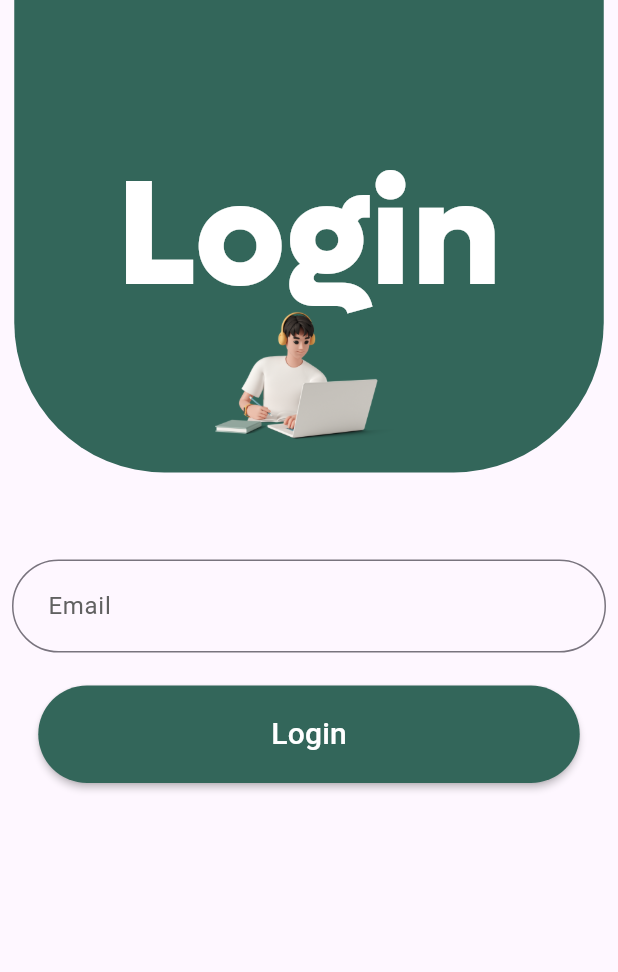
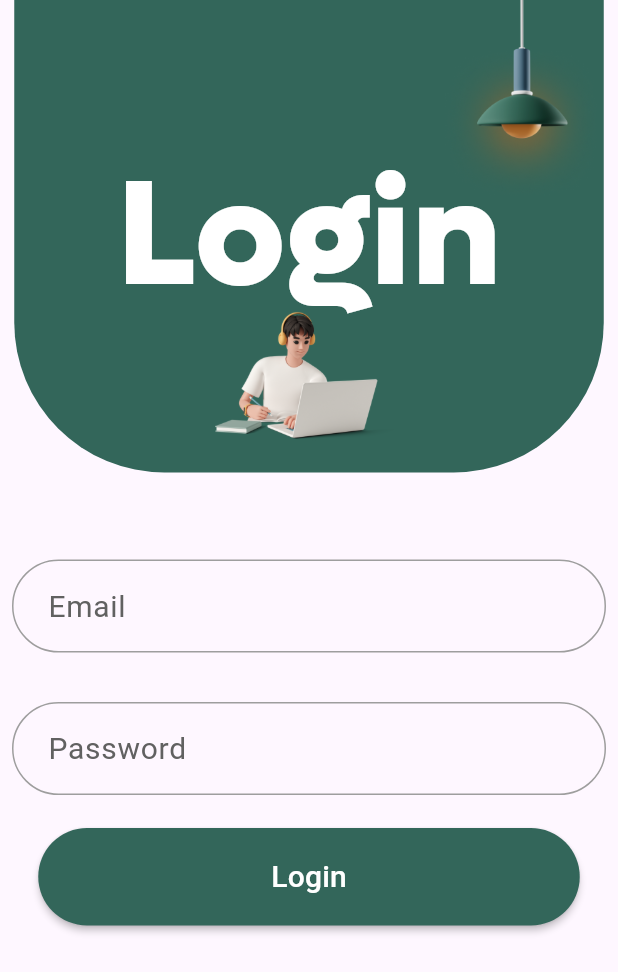
Before and after one commit to Rostomgh/Dev-Challenge_GDG-Batna, a Flutter app: the screen it shows after launch, on a phone screen of 412 x 824 dp. Shown: the top 972 px of the screen. Run offline on Flutter 3.47's test engine with Material 3 defaults, Android fonts, the phone set to English and light mode, and no system bars; our stand-ins replace flutter_screenutil.

Commit message:
add clr,chnged

```diff
--- a/lib/core/Theme/AppColor.dart
+++ b/lib/core/Theme/AppColor.dart
@@ -4,6 +4,8 @@ class AppColor {
   AppColor._();
   static const Color primaryColor = Color(0xff33665A);
   static const Color TextColor = Color(0xff616161);
-  static const Color hintColor=Color(0xff9E9E9E);
-  static const Color white=Color( 0xFFFFFFFF);
+  static const Color hintColor = Color(0xff9E9E9E);
+  static const Color white = Color(0xFFFFFFFF);
+  static const Color green = Color.fromARGB(255, 2, 70, 5);
+  static const Color red = Color.fromARGB(255, 255, 0, 0);
 }
--- a/lib/core/Theme/AppSizes.dart
+++ b/lib/core/Theme/AppSizes.dart
@@ -7,4 +7,5 @@ class AppSizes {
   static const double heiB = 65;
   static const double messure = 350;
   static const double between = 50;
+  static const double betweenInput = 17;
 }
--- a/lib/features/Login/LoginScreen.dart
+++ b/lib/features/Login/LoginScreen.dart
@@ -1,27 +1,76 @@
+import 'package:dev_challenge/core/Theme/AppColor.dart';
 import 'package:dev_challenge/core/Theme/AppSizes.dart';
+import 'package:dev_challenge/core/helper/Regex.dart';
 import 'package:dev_challenge/features/Login/Widget/CustomButton.dart';
 import 'package:dev_challenge/features/Login/Widget/CustomInput.dart';
 import 'package:dev_challenge/features/Login/Widget/StackAssets.dart';
 import 'package:flutter/material.dart';
 
 class LoginScreen extends StatefulWidget {
-  const LoginScreen({super.key});
+  LoginScreen({super.key});
 
   @override
   State<LoginScreen> createState() => _LoginScreenState();
 }
 
 class _LoginScreenState extends State<LoginScreen> {
+  final TextEditingController emailController = TextEditingController();
+  final TextEditingController passwordController = TextEditingController();
+  bool isEmailValid = false;
+  bool isPasswordValid = false;
+  Color emailBorderColor = AppColor.hintColor;
+  Color passwordBorderColor = AppColor.hintColor;
+
   @override
   Widget build(BuildContext context) {
     return Scaffold(
       body: SingleChildScrollView(
         child: Column(
-          children:  [
-            const StackAsste(),
-            SizedBox(height: AppSizes.between,),
-            const CustomInput(hint: 'Enter your email',label: 'Email',),
-            CustomButton(onpress: (){},),
+          children: [
+            const StackAssets(),
+            const SizedBox(
+              height: AppSizes.between,
+            ),
+            CustomInput(
+              obc: false,
+              controller: emailController,
+              hint: 'Enter your email',
+              label: 'Email',
+              clr: emailBorderColor,
+              onChanged: (val) {
+                setState(() {
+                  isEmailValid = val.isNotEmpty && AppRegex.isemail(val);
+                  emailBorderColor = isEmailValid ? AppColor.green : AppColor.red;
+                  if (val.isEmpty) {
+                    emailBorderColor = AppColor.hintColor;
+                  }
+                });
+              },
+            ),
+            const SizedBox(
+              height: AppSizes.betweenInput,
+            ),
+            CustomInput(
+              obc: true,
+              controller: passwordController,
+              hint: 'Enter your password',
+              label: 'Password',
+              clr: passwordBorderColor,
+              onChanged: (val) {
+                setState(() {
+                  isPasswordValid = val.isNotEmpty && AppRegex.isPass(val);
+                  passwordBorderColor = isPasswordValid ? AppColor.green : AppColor.red;
+                  if (val.isEmpty) {
+                    passwordBorderColor = AppColor.hintColor;
+                  }
+                });
+              },
+            ),
+            CustomButton(
+              onpress: () {
+                // Your button press logic here
+              },
+            ),
           ],
         ),
       ),
--- a/lib/features/Login/Widget/CustomButton.dart
+++ b/lib/features/Login/Widget/CustomButton.dart
@@ -3,6 +3,7 @@ import 'package:dev_challenge/core/Theme/AppSizes.dart';
 import 'package:flutter/material.dart';
 
 class CustomButton extends StatelessWidget {
+
   final Function() onpress;
   const CustomButton({super.key, required this.onpress});
 
--- a/lib/features/Login/Widget/CustomInput.dart
+++ b/lib/features/Login/Widget/CustomInput.dart
@@ -1,40 +1,58 @@
 import 'package:dev_challenge/core/Theme/AppColor.dart';
 import 'package:flutter/material.dart';
-import 'package:flutter/widgets.dart';
 
 class CustomInput extends StatelessWidget {
+  final Color? clr;
+  final TextEditingController controller;
   final String label;
   final String hint;
-  final Function(String)? onchange;
-  const CustomInput({super.key, required this.label, required this.hint, this.onchange});
+  final Function(String)? onChanged;
+  final bool obc;
+
+  const CustomInput({
+    super.key,
+    required this.label,
+    required this.hint,
+    this.onChanged,
+    required this.controller,
+    this.clr, required this.obc,
+  });
 
   @override
   Widget build(BuildContext context) {
     return Padding(
       padding: const EdgeInsets.all(8.0),
       child: TextFormField(
-        onChanged: onchange,
-        decoration:  InputDecoration(
-          border:  const OutlineInputBorder(
-            borderRadius: BorderRadius.all(Radius.circular(100)),
-            borderSide: BorderSide(color: AppColor.primaryColor),
-
+        obscureText: obc,
+        controller: controller,
+        onChanged: onChanged,
+        decoration: InputDecoration(
+          enabledBorder: OutlineInputBorder(
+            borderRadius: BorderRadius.circular(100),
+            borderSide: BorderSide(
+              color: clr ?? AppColor.hintColor,
+            ),
           ),
-          labelText:label,
+          focusedBorder: OutlineInputBorder(
+            borderRadius: BorderRadius.circular(100),
+            borderSide: BorderSide(
+              color: clr ?? AppColor.hintColor,
+            ),
+          ),
+          labelText: label,
           labelStyle: const TextStyle(
             color: AppColor.TextColor,
-            fontSize:16,
+            fontSize: 20,
+            fontWeight: FontWeight.w400,
           ),
           hintText: hint,
           hintStyle: const TextStyle(
             color: AppColor.hintColor,
             fontSize: 16,
           ),
-          contentPadding: EdgeInsets.symmetric(horizontal: 20,vertical: 19),
-
+          contentPadding:
+              const EdgeInsets.symmetric(horizontal: 20, vertical: 19),
         ),
-
-
       ),
     );
   }
--- a/lib/features/Login/Widget/StackAssets.dart
+++ b/lib/features/Login/Widget/StackAssets.dart
@@ -4,8 +4,8 @@ import 'package:dev_challenge/core/Theme/AppSizes.dart';
 import 'package:dev_challenge/features/Login/Widget/CustomContainer.dart';
 import 'package:flutter/material.dart';
 
-class StackAsste extends StatelessWidget {
-  const StackAsste({super.key});
+class StackAssets extends StatelessWidget {
+  const StackAssets({super.key});
 
   @override
   Widget build(BuildContext context) {
@@ -16,6 +16,7 @@ class StackAsste extends StatelessWidget {
           fontFamily:  'LufgaExtraBold'),
           ),
         ),
+        Positioned(child: Image.asset(AppAssets.Lamp),left: 284,top: 0,right: 0,),
         Positioned(
           top: 190,
           left:45 ,
--- a/lib/main.dart
+++ b/lib/main.dart
@@ -18,7 +18,7 @@ class MyApp extends StatelessWidget {
           return MaterialApp(
             debugShowCheckedModeBanner: false,
             theme: ThemeData.light(useMaterial3: true),
-            home: const LoginScreen(),
+            home:  LoginScreen(),
           );
         });
   }
```
